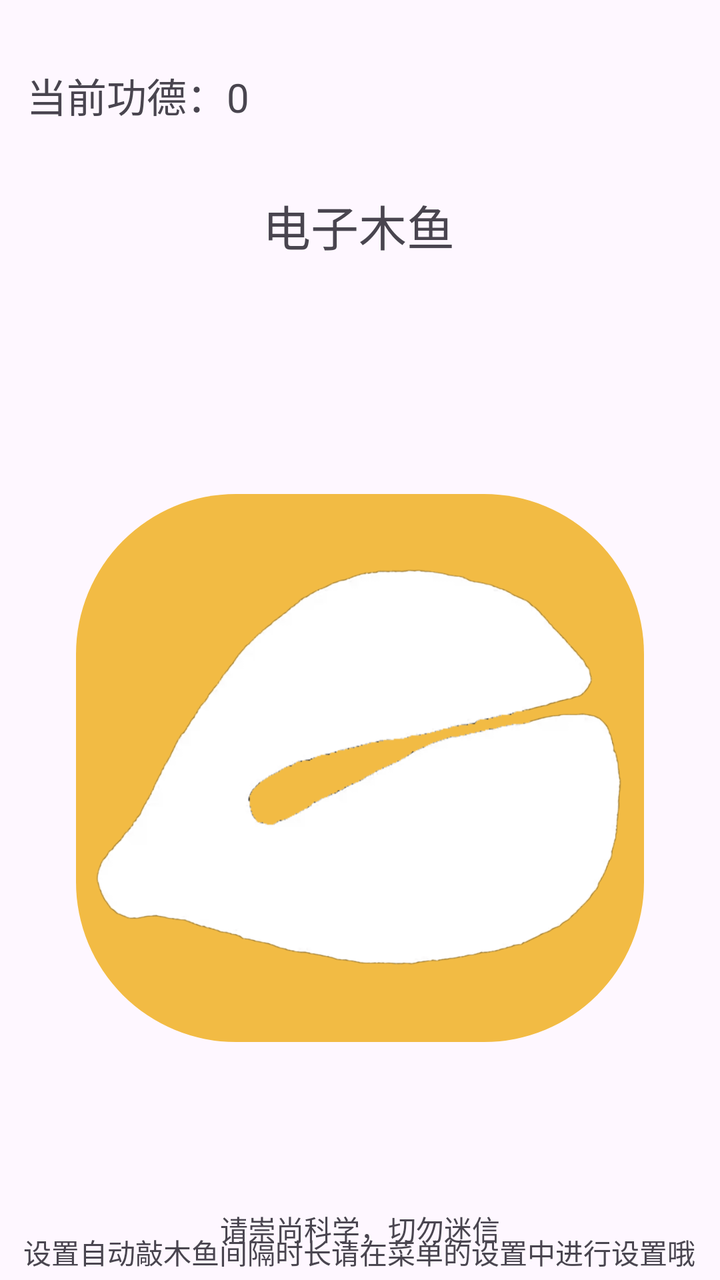
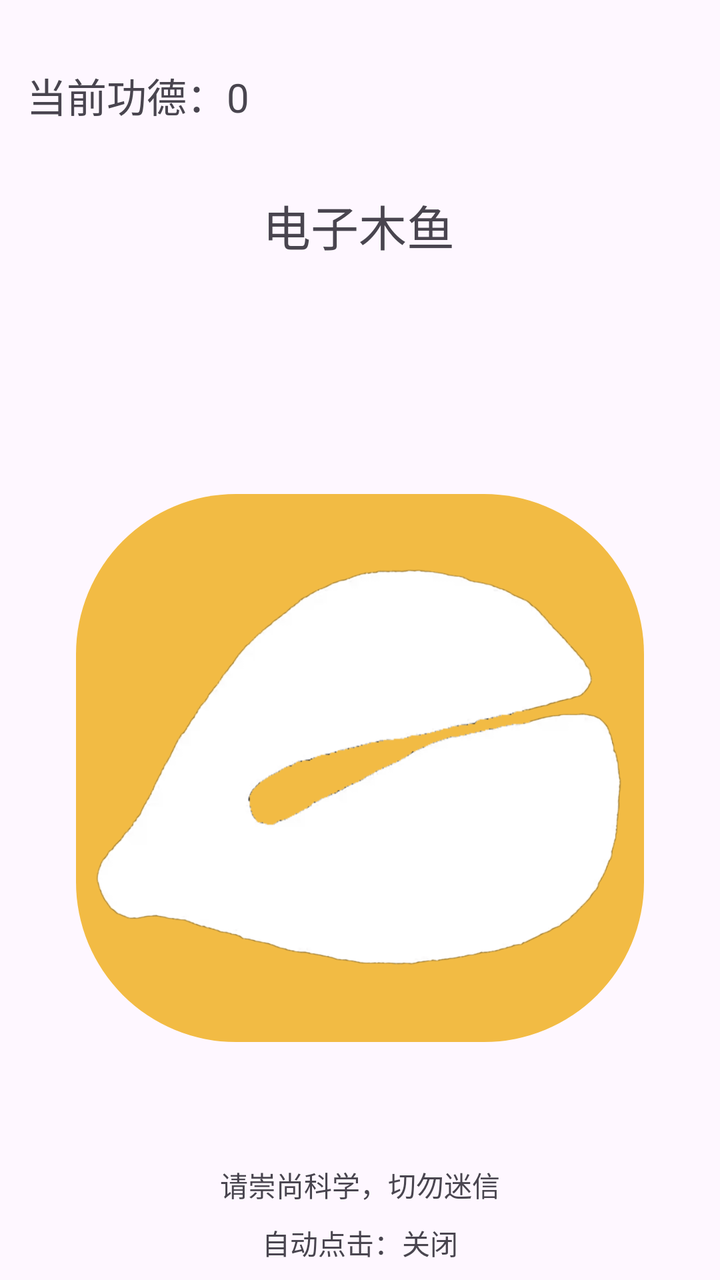

An Android layout rendered at two revisions. The XML below is the earlier revision; the diff shows what the commit changed to produce the second picture.
<!-- AndroidManifest.xml: application theme Theme.ElectronicWoodFish -->
<!-- res/layout/activity_main.xml -->
<?xml version="1.0" encoding="utf-8"?>
<androidx.constraintlayout.widget.ConstraintLayout xmlns:android="http://schemas.android.com/apk/res/android"
    xmlns:app="http://schemas.android.com/apk/res-auto"
    xmlns:tools="http://schemas.android.com/tools"
    android:id="@+id/main"
    android:layout_width="match_parent"
    android:layout_height="match_parent"
    tools:context=".MainActivity">

    <TextView
        android:id="@+id/textView2"
        android:layout_width="wrap_content"
        android:layout_height="wrap_content"
        android:text="请崇尚科学，切勿迷信"
        android:textSize="14sp"
        app:layout_constraintBottom_toBottomOf="parent"
        app:layout_constraintEnd_toEndOf="parent"
        app:layout_constraintStart_toStartOf="parent"
        app:layout_constraintTop_toBottomOf="@+id/cardView"
        app:layout_constraintVertical_bias="0.845"
        tools:ignore="HardcodedText" />

    <TextView
        android:id="@+id/appName"
        android:layout_width="wrap_content"
        android:layout_height="wrap_content"
        android:layout_marginTop="95dp"
        android:text="电子木鱼"
        android:textSize="24sp"
        app:layout_constraintEnd_toEndOf="parent"
        app:layout_constraintHorizontal_bias="0.498"
        app:layout_constraintStart_toStartOf="parent"
        app:layout_constraintTop_toTopOf="parent"
        tools:ignore="HardcodedText" />
    <androidx.constraintlayout.widget.Guideline
        android:id="@+id/guideline"
        android:layout_width="wrap_content"
        android:layout_height="wrap_content"
        android:orientation="horizontal"
        app:layout_constraintGuide_begin="206dp" />

    <androidx.cardview.widget.CardView
        android:id="@+id/cardView"
        android:layout_width="284dp"
        android:layout_height="274dp"
        android:layout_marginTop="8dp"
        android:layout_marginBottom="8dp"
        app:cardCornerRadius="80dp"
        app:cardElevation="0dp"
        app:layout_constraintBottom_toBottomOf="parent"
        app:layout_constraintEnd_toEndOf="parent"
        app:layout_constraintStart_toStartOf="parent"
        app:layout_constraintTop_toTopOf="@+id/guideline"
        app:layout_constraintVertical_bias="0.229">

        <ImageView
            android:id="@+id/woodFish"
            android:layout_width="match_parent"
            android:layout_height="match_parent"
            android:background="#F2BB44"
            android:foreground="?android:attr/selectableItemBackground"
            android:soundEffectsEnabled="false"
            app:srcCompat="@drawable/muyv"
            tools:ignore="ContentDescription,ImageContrastCheck" />
    </androidx.cardview.widget.CardView>
    <TextView
        android:id="@+id/num"
        android:layout_width="wrap_content"
        android:layout_height="wrap_content"
        android:text="当前功德：0"
        android:textSize="20sp"
        app:layout_constraintBottom_toTopOf="@+id/appName"
        app:layout_constraintEnd_toEndOf="parent"
        app:layout_constraintHorizontal_bias="0.053"
        app:layout_constraintStart_toStartOf="parent"
        app:layout_constraintTop_toTopOf="parent"
        tools:ignore="HardcodedText" />

    <TextView
        android:id="@+id/textView"
        android:layout_width="wrap_content"
        android:layout_height="wrap_content"
        android:text="设置自动敲木鱼间隔时长请在菜单的设置中进行设置哦"
        android:textSize="14sp"
        app:layout_constraintBottom_toBottomOf="parent"
        app:layout_constraintEnd_toEndOf="parent"
        app:layout_constraintHorizontal_bias="0.493"
        app:layout_constraintStart_toStartOf="parent"
        app:layout_constraintTop_toBottomOf="@+id/cardView"
        app:layout_constraintVertical_bias="0.964"
        tools:ignore="HardcodedText" />

    <TextView
        android:id="@+id/autoText"
        android:layout_width="wrap_content"
        android:layout_height="wrap_content"
        android:layout_marginTop="128dp"
        android:text="自动点击：关闭"
        app:layout_constraintBottom_toTopOf="@+id/textView2"
        app:layout_constraintEnd_toEndOf="parent"
        app:layout_constraintStart_toStartOf="parent"
        app:layout_constraintTop_toBottomOf="@+id/cardView"
        app:layout_constraintVertical_bias="1.0"
        tools:ignore="HardcodedText" />
</androidx.constraintlayout.widget.ConstraintLayout>
<!-- resources referenced by this layout -->
<resources>
  <!-- drawable muyv: png bitmap (drawable, 30837 bytes) -->
  <style name="Theme.ElectronicWoodFish" parent="Base.Theme.ElectronicWoodFish" />
  <style name="Base.Theme.ElectronicWoodFish" parent="Theme.Material3.DayNight">
          
          
      </style>
</resources>

<!-- the commit's change to res/layout/activity_main.xml (unified diff, before → after) -->
@@ -6,19 +6,6 @@
     android:layout_width="match_parent"
     android:layout_height="match_parent"
     tools:context=".MainActivity">
-
-    <TextView
-        android:id="@+id/textView2"
-        android:layout_width="wrap_content"
-        android:layout_height="wrap_content"
-        android:text="请崇尚科学，切勿迷信"
-        android:textSize="14sp"
-        app:layout_constraintBottom_toBottomOf="parent"
-        app:layout_constraintEnd_toEndOf="parent"
-        app:layout_constraintStart_toStartOf="parent"
-        app:layout_constraintTop_toBottomOf="@+id/cardView"
-        app:layout_constraintVertical_bias="0.845"
-        tools:ignore="HardcodedText" />
 
     <TextView
         android:id="@+id/appName"
@@ -32,6 +19,7 @@
         app:layout_constraintStart_toStartOf="parent"
         app:layout_constraintTop_toTopOf="parent"
         tools:ignore="HardcodedText" />
+
     <androidx.constraintlayout.widget.Guideline
         android:id="@+id/guideline"
         android:layout_width="wrap_content"
@@ -63,13 +51,14 @@
             app:srcCompat="@drawable/muyv"
             tools:ignore="ContentDescription,ImageContrastCheck" />
     </androidx.cardview.widget.CardView>
+
     <TextView
         android:id="@+id/num"
         android:layout_width="wrap_content"
         android:layout_height="wrap_content"
+        android:layout_marginTop="33dp"
         android:text="当前功德：0"
         android:textSize="20sp"
-        app:layout_constraintBottom_toTopOf="@+id/appName"
         app:layout_constraintEnd_toEndOf="parent"
         app:layout_constraintHorizontal_bias="0.053"
         app:layout_constraintStart_toStartOf="parent"
@@ -77,29 +66,28 @@
         tools:ignore="HardcodedText" />
 
     <TextView
-        android:id="@+id/textView"
+        android:id="@+id/autoText"
         android:layout_width="wrap_content"
         android:layout_height="wrap_content"
-        android:text="设置自动敲木鱼间隔时长请在菜单的设置中进行设置哦"
+        android:text="自动点击：关闭"
+        app:layout_constraintBottom_toBottomOf="parent"
+        app:layout_constraintEnd_toEndOf="parent"
+        app:layout_constraintStart_toStartOf="parent"
+        app:layout_constraintTop_toBottomOf="@+id/textView2"
+        tools:ignore="HardcodedText" />
+
+    <TextView
+        android:id="@+id/textView2"
+        android:layout_width="wrap_content"
+        android:layout_height="wrap_content"
+        android:layout_marginTop="61dp"
+        android:text="请崇尚科学，切勿迷信"
         android:textSize="14sp"
         app:layout_constraintBottom_toBottomOf="parent"
         app:layout_constraintEnd_toEndOf="parent"
-        app:layout_constraintHorizontal_bias="0.493"
         app:layout_constraintStart_toStartOf="parent"
         app:layout_constraintTop_toBottomOf="@+id/cardView"
-        app:layout_constraintVertical_bias="0.964"
+        app:layout_constraintVertical_bias="0.0"
         tools:ignore="HardcodedText" />
 
-    <TextView
-        android:id="@+id/autoText"
-        android:layout_width="wrap_content"
-        android:layout_height="wrap_content"
-        android:layout_marginTop="128dp"
-        android:text="自动点击：关闭"
-        app:layout_constraintBottom_toTopOf="@+id/textView2"
-        app:layout_constraintEnd_toEndOf="parent"
-        app:layout_constraintStart_toStartOf="parent"
-        app:layout_constraintTop_toBottomOf="@+id/cardView"
-        app:layout_constraintVertical_bias="1.0"
-        tools:ignore="HardcodedText" />
 </androidx.constraintlayout.widget.ConstraintLayout>
